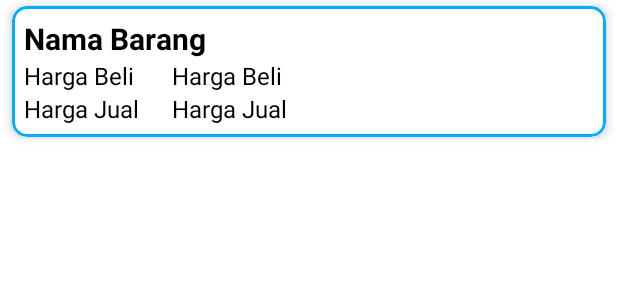
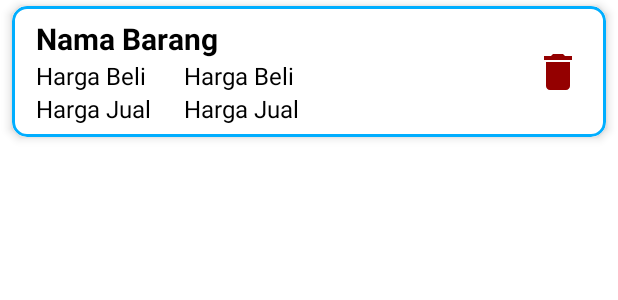
Before and after one commit to Musnadil/ChallengeChapter4, an Android app: the layout item_list.xml on its own in the app's theme, with its tools: preview values and no code run, on a phone screen of 412 x 824 dp. Shown: the top 300 px of the screen. Run offline under Robolectric (Android 15) with nearby library versions, the phone set to English and light mode, and no system bars.

Commit message:
add feature delete

```diff
--- a/app/src/main/java/com/musnadil/challengechapter4/fragment/MainFragment.kt
+++ b/app/src/main/java/com/musnadil/challengechapter4/fragment/MainFragment.kt
@@ -3,11 +3,11 @@ package com.musnadil.challengechapter4.fragment
 import android.content.Context
 import android.content.SharedPreferences
 import android.os.Bundle
-import androidx.fragment.app.Fragment
 import android.view.LayoutInflater
 import android.view.View
 import android.view.ViewGroup
 import androidx.appcompat.app.AlertDialog
+import androidx.fragment.app.Fragment
 import androidx.navigation.fragment.findNavController
 import androidx.recyclerview.widget.LinearLayoutManager
 import com.musnadil.challengechapter4.R
@@ -15,6 +15,7 @@ import com.musnadil.challengechapter4.StoreDatabase
 import com.musnadil.challengechapter4.adapter.ItemAdapter
 import com.musnadil.challengechapter4.databinding.FragmentMainBinding
 import kotlinx.coroutines.*
+
 
 @DelicateCoroutinesApi
 class MainFragment : Fragment() {
@@ -41,7 +42,7 @@ class MainFragment : Fragment() {
         mDb = StoreDatabase.getInstance(requireContext())
         adapter = ItemAdapter()
         binding.rvList.adapter = adapter
-        mDb = StoreDatabase.getInstance(requireContext())
+
         binding.rvList.layoutManager = LinearLayoutManager(requireContext(), LinearLayoutManager.VERTICAL,false)
         fetchData()
         logout()
--- a/app/src/main/java/com/musnadil/challengechapter4/fragment/RegisterFragment.kt
+++ b/app/src/main/java/com/musnadil/challengechapter4/fragment/RegisterFragment.kt
@@ -74,7 +74,6 @@ class RegisterFragment : Fragment() {
                             }else{
                                 Toast.makeText(activity, "Pendaftaran gagal", Toast.LENGTH_SHORT).show()
                             }
-                            onStop()
                         }
                     }
                 }
--- a/app/src/main/java/com/musnadil/challengechapter4/fragment/UpdateFragment.kt
+++ b/app/src/main/java/com/musnadil/challengechapter4/fragment/UpdateFragment.kt
@@ -80,7 +80,6 @@ class UpdateFragment() : DialogFragment() {
                                 Toast.makeText(it.context, "Harga gagal diubah", Toast.LENGTH_SHORT)
                                     .show()
                             }
-                            activity?.finish()
                         }
                     }
                     dialog?.dismiss()
--- /dev/null
+++ b/app/src/main/res/drawable/ic_delete.xml
@@ -0,0 +1,5 @@
+<vector android:height="24dp" android:tint="#940000"
+    android:viewportHeight="24" android:viewportWidth="24"
+    android:width="24dp" xmlns:android="http://schemas.android.com/apk/res/android">
+    <path android:fillColor="@android:color/white" android:pathData="M6,19c0,1.1 0.9,2 2,2h8c1.1,0 2,-0.9 2,-2V7H6v12zM19,4h-3.5l-1,-1h-5l-1,1H5v2h14V4z"/>
+</vector>
--- a/app/src/main/res/layout/activity_main.xml
+++ b/app/src/main/res/layout/activity_main.xml
@@ -4,7 +4,7 @@
     xmlns:tools="http://schemas.android.com/tools"
     android:layout_width="match_parent"
     android:layout_height="match_parent"
-    tools:context=".LoginActivity">
+    tools:context=".MainActivity">
 
     <androidx.fragment.app.FragmentContainerView
         android:id="@+id/fragmentContainerView"
--- a/app/src/main/res/layout/item_list.xml
+++ b/app/src/main/res/layout/item_list.xml
@@ -1,8 +1,7 @@
 <?xml version="1.0" encoding="utf-8"?>
-<com.google.android.material.card.MaterialCardView
+<com.google.android.material.card.MaterialCardView xmlns:android="http://schemas.android.com/apk/res/android"
+    xmlns:app="http://schemas.android.com/apk/res-auto"
     android:id="@+id/item_rv"
-    xmlns:android="http://schemas.android.com/apk/res/android"
-    xmlns:app="http://schemas.android.com/apk/res-auto"
     android:layout_width="match_parent"
     android:layout_height="wrap_content"
     android:layout_marginHorizontal="8dp"
@@ -22,10 +21,11 @@
             android:id="@+id/tv_nama_barang"
             android:layout_width="wrap_content"
             android:layout_height="wrap_content"
+            android:layout_marginStart="8dp"
             android:text="@string/nama_barang"
-            android:textStyle="bold"
             android:textColor="@color/black"
             android:textSize="20sp"
+            android:textStyle="bold"
             app:layout_constraintStart_toStartOf="parent"
             app:layout_constraintTop_toTopOf="parent" />
 
@@ -33,30 +33,34 @@
             android:id="@+id/text_beli"
             android:layout_width="wrap_content"
             android:layout_height="wrap_content"
+            android:layout_marginStart="8dp"
             android:text="@string/harga_beli"
             android:textColor="@color/black"
             android:textSize="16sp"
             app:layout_constraintStart_toStartOf="parent"
             app:layout_constraintTop_toBottomOf="@id/tv_nama_barang" />
+
         <TextView
             android:id="@+id/tv_harga_beli"
             android:layout_width="wrap_content"
             android:layout_height="wrap_content"
+            android:layout_marginStart="25dp"
             android:text="@string/harga_beli"
             android:textColor="@color/black"
             android:textSize="16sp"
-            android:layout_marginStart="25dp"
             app:layout_constraintStart_toEndOf="@id/text_beli"
             app:layout_constraintTop_toBottomOf="@id/tv_nama_barang" />
 
         <TextView
             android:layout_width="wrap_content"
             android:layout_height="wrap_content"
+            android:layout_marginStart="8dp"
             android:text="@string/harga_jual"
             android:textColor="@color/black"
             android:textSize="16sp"
             app:layout_constraintStart_toStartOf="parent"
             app:layout_constraintTop_toBottomOf="@id/tv_harga_beli" />
+
         <TextView
             android:id="@+id/tv_harga_jual"
             android:layout_width="wrap_content"
@@ -67,6 +71,18 @@
             app:layout_constraintStart_toStartOf="@id/tv_harga_beli"
             app:layout_constraintTop_toBottomOf="@id/tv_harga_beli" />
 
+        <ImageView
+            android:id="@+id/btn_delete"
+            android:layout_width="wrap_content"
+            android:layout_height="wrap_content"
+            android:layout_marginEnd="8dp"
+            android:minWidth="32dp"
+            android:minHeight="32dp"
+            android:src="@drawable/ic_delete"
+            app:layout_constraintBottom_toBottomOf="parent"
+            app:layout_constraintEnd_toEndOf="parent"
+            app:layout_constraintTop_toTopOf="parent" />
+
     </androidx.constraintlayout.widget.ConstraintLayout>
 
 </com.google.android.material.card.MaterialCardView>
```
Also changed, not shown: app/src/main/java/com/musnadil/challengechapter4/adapter/ItemAdapter.kt (+43 -11 lines), app/src/main/res/navigation/nav_login.xml (+17 -4 lines).
